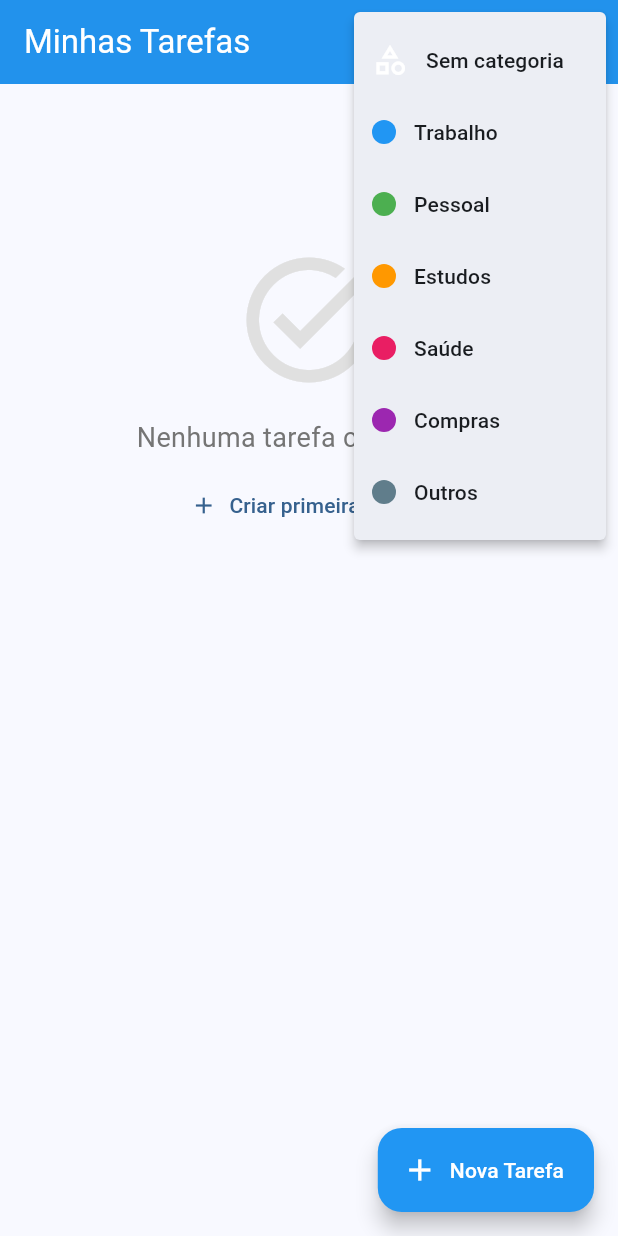
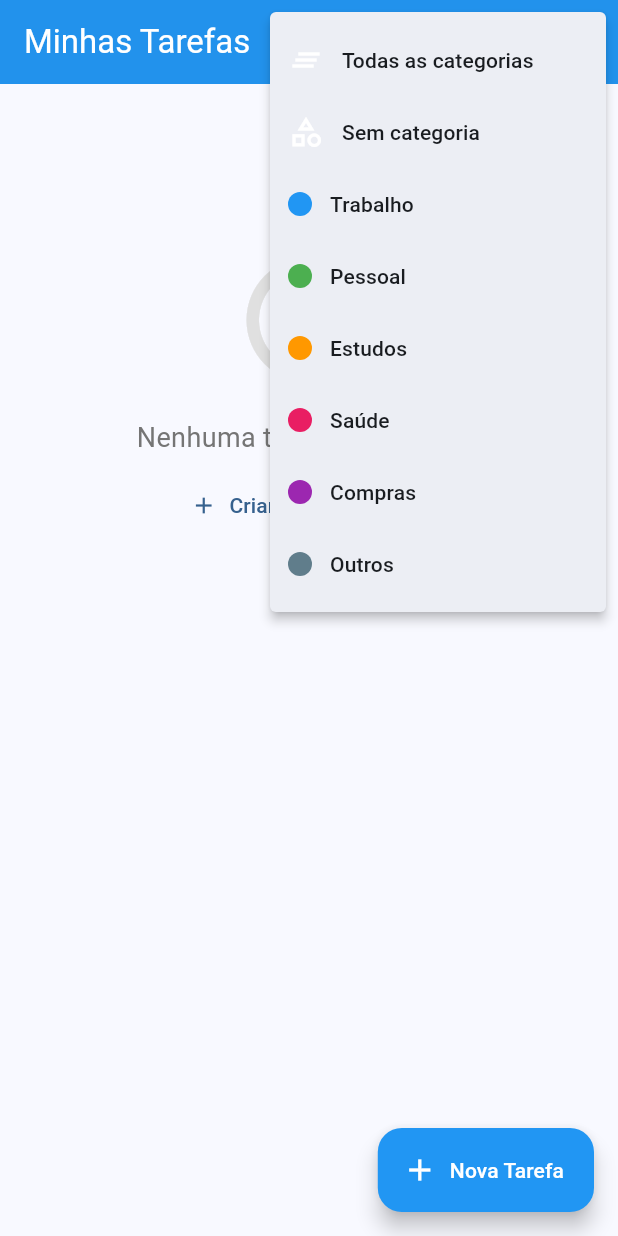
Before and after one commit to gustavo-p0/task_manager, a Flutter app: the screen it shows after launch, after a tap on the "sort" icon, after a tap on the "category" icon, on a phone screen of 412 x 824 dp. Run offline on Flutter 3.47's test engine with Material 3 defaults, Android fonts, the phone set to English and light mode, and no system bars; our stand-ins replace sqflite; accounts and stored records are empty.

Commit message:
fix: update category filter logic and UI for task list screen

```diff
--- a/lib/screens/task_list_screen.dart
+++ b/lib/screens/task_list_screen.dart
@@ -15,7 +15,7 @@ class TaskListScreen extends StatefulWidget {
 class _TaskListScreenState extends State<TaskListScreen> {
   List<Task> _tasks = [];
   String _filter = 'all'; // all, completed, pending
-  String? _categoryFilter = 'other'; // Padrão: Outros, null = sem categoria
+  String? _categoryFilter; // null = todas, 'no_category' = sem categoria, id = categoria específica
   bool _isLoading = false;
   bool _orderByDueDate = false;
 
@@ -84,11 +84,12 @@ class _TaskListScreenState extends State<TaskListScreen> {
     }
 
     // Filtro por categoria
-    if (_categoryFilter == null) {
+    if (_categoryFilter == 'no_category') {
       tasks = tasks.where((t) => t.categoryId == null).toList();
-    } else {
+    } else if (_categoryFilter != null) {
       tasks = tasks.where((t) => t.categoryId == _categoryFilter).toList();
     }
+    // null = mostra todas as categorias (não filtra)
 
     return tasks;
   }
@@ -215,6 +216,16 @@ class _TaskListScreenState extends State<TaskListScreen> {
             itemBuilder: (context) => [
               const PopupMenuItem(
                 value: null,
+                child: Row(
+                  children: [
+                    Icon(Icons.clear_all),
+                    SizedBox(width: 12),
+                    Text('Todas as categorias'),
+                  ],
+                ),
+              ),
+              const PopupMenuItem(
+                value: 'no_category',
                 child: Row(
                   children: [
                     Icon(Icons.category_outlined),
```
